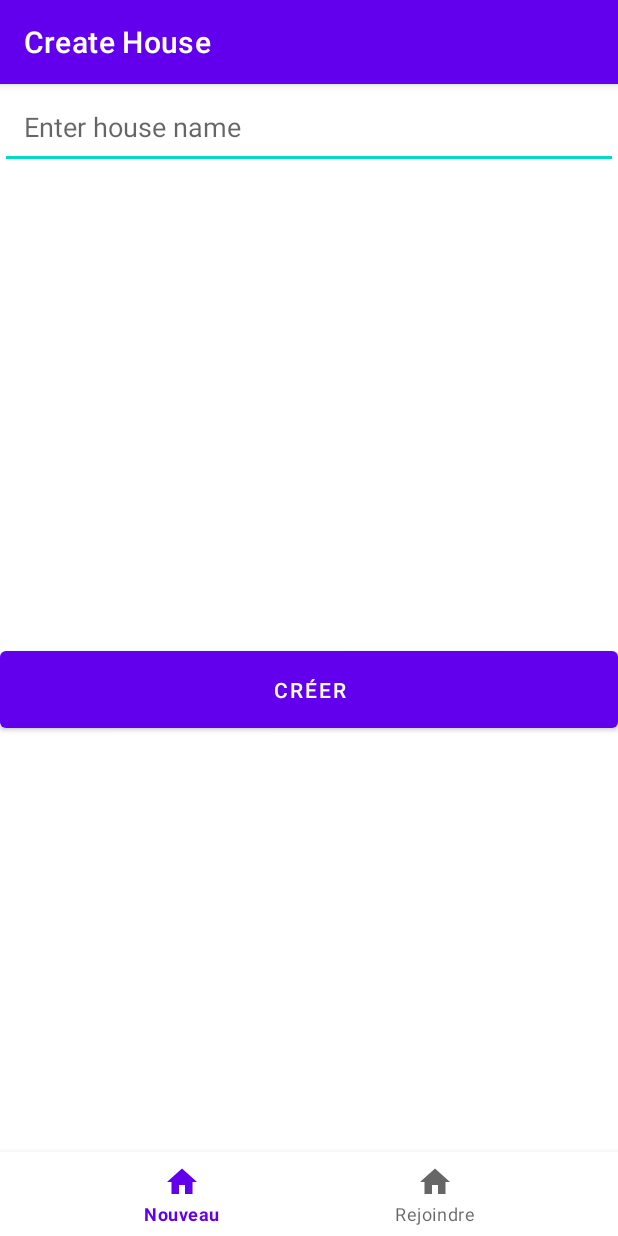
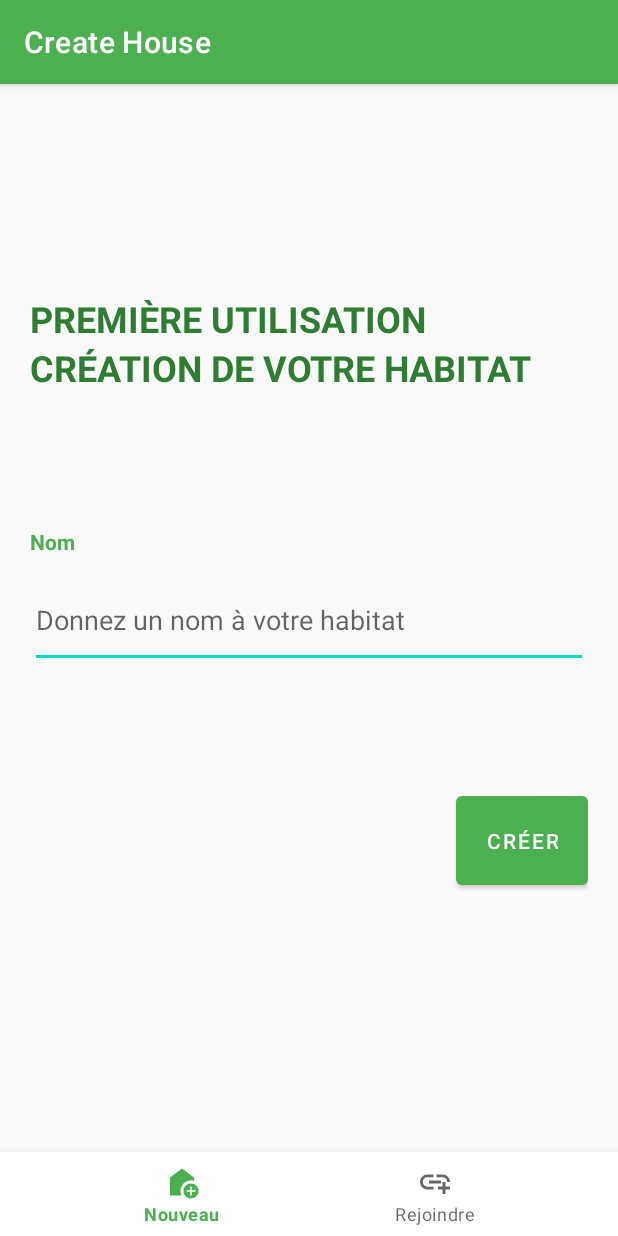
Before and after one commit to nirah-technology/petvet, an Android app: the screen it shows after launch (StartupActivity), on a phone screen of 412 x 824 dp. Run offline under Robolectric (Android 15) with nearby library versions, the phone set to English and light mode, and no system bars; our stand-ins replace navigation-ui; 3 statements that could not run were skipped.

Commit message:
Update Android UI

```diff
--- a/app/src/main/java/io/nirahtech/petvet/MainActivity.java
+++ b/app/src/main/java/io/nirahtech/petvet/MainActivity.java
@@ -27,7 +27,9 @@ public class MainActivity extends AppCompatActivity {
         // Passing each menu ID as a set of Ids because each
         // menu should be considered as top level destinations.
         AppBarConfiguration appBarConfiguration = new AppBarConfiguration.Builder(
-                R.id.navigation_home, R.id.navigation_dashboard, R.id.navigation_notifications)
+                R.id.navigation_home,
+                R.id.navigation_dashboard,
+                R.id.navigation_notifications)
                 .build();
         NavController navController = Navigation.findNavController(this, R.id.nav_host_fragment_activity_main);
         NavigationUI.setupActionBarWithNavController(this, navController, appBarConfiguration);
--- /dev/null
+++ b/app/src/main/res/drawable/baseline_add_home_24.xml
@@ -0,0 +1,7 @@
+<vector xmlns:android="http://schemas.android.com/apk/res/android" android:height="24dp" android:tint="#000000" android:viewportHeight="24" android:viewportWidth="24" android:width="24dp">
+
+    <path android:fillColor="@android:color/white" android:pathData="M18,11c0.7,0 1.37,0.1 2,0.29V9l-8,-6L4,9v12h7.68C11.25,20.09 11,19.08 11,18C11,14.13 14.13,11 18,11z"/>
+
+    <path android:fillColor="@android:color/white" android:pathData="M18,13c-2.76,0 -5,2.24 -5,5s2.24,5 5,5s5,-2.24 5,-5S20.76,13 18,13zM21,18.5h-2.5V21h-1v-2.5H15v-1h2.5V15h1v2.5H21V18.5z"/>
+
+</vector>
--- /dev/null
+++ b/app/src/main/res/drawable/baseline_add_link_24.xml
@@ -0,0 +1,5 @@
+<vector xmlns:android="http://schemas.android.com/apk/res/android" android:height="24dp" android:tint="#000000" android:viewportHeight="24" android:viewportWidth="24" android:width="24dp">
+
+    <path android:fillColor="@android:color/white" android:pathData="M8,11h8v2L8,13zM20.1,12L22,12c0,-2.76 -2.24,-5 -5,-5h-4v1.9h4c1.71,0 3.1,1.39 3.1,3.1zM3.9,12c0,-1.71 1.39,-3.1 3.1,-3.1h4L11,7L7,7c-2.76,0 -5,2.24 -5,5s2.24,5 5,5h4v-1.9L7,15.1c-1.71,0 -3.1,-1.39 -3.1,-3.1zM19,12h-2v3h-3v2h3v3h2v-3h3v-2h-3z"/>
+
+</vector>
--- a/app/src/main/res/layout/fragment_create_new_house.xml
+++ b/app/src/main/res/layout/fragment_create_new_house.xml
@@ -1,27 +1,76 @@
 <?xml version="1.0" encoding="utf-8"?>
-<FrameLayout xmlns:android="http://schemas.android.com/apk/res/android"
+<LinearLayout xmlns:android="http://schemas.android.com/apk/res/android"
     xmlns:tools="http://schemas.android.com/tools"
     android:layout_width="match_parent"
     android:layout_height="match_parent"
+    android:orientation="vertical"
+    android:background="@color/grey_50"
+    android:padding="20dp"
     tools:context=".ui.CreateNewHouseFragment">
 
-    <!-- Zone de texte (EditText) -->
+    <TextView
+        android:id="@+id/textViewTitle"
+        android:layout_width="match_parent"
+        android:layout_height="wrap_content"
+        android:text="Première Utilisation"
+        android:textAllCaps="true"
+        android:layout_marginTop="100dp"
+        android:textSize="24sp"
+        android:paddingTop="20sp"
+        android:textColor="@color/green_800"
+        android:textStyle="bold" />
+
+    <TextView
+        android:id="@+id/textViewSubtitle"
+        android:layout_width="match_parent"
+        android:layout_height="wrap_content"
+        android:text="Création de votre habitat"
+        android:textColor="@color/green_800"
+        android:textAllCaps="true"
+        android:paddingBottom="20sp"
+        android:textSize="24sp"
+        android:textStyle="bold" />
+
+    <TextView
+        android:id="@+id/textViewNameLabel"
+        android:layout_width="match_parent"
+        android:layout_height="wrap_content"
+        android:layout_marginTop="50dp"
+        android:textColor="@color/green_500"
+        android:text="Nom"
+        android:paddingTop="20sp"
+        android:paddingBottom="10sp"
+        android:textSize="14sp"
+        android:textStyle="bold" />
+
     <EditText
         android:id="@+id/editTextHouseName"
         android:layout_width="match_parent"
         android:layout_height="wrap_content"
-        android:hint="Enter house name"
+        android:hint="Donnez un nom à votre habitat"
         android:inputType="text"
-        android:padding="16dp" />
+        android:paddingTop="20sp"
+        android:paddingBottom="20sp"
+        />
 
-    <!-- Bouton pour soumettre -->
+    <TextView
+        android:id="@+id/nameError"
+        android:layout_width="match_parent"
+        android:layout_height="wrap_content"
+        android:textColor="@color/red"
+        android:paddingTop="20sp"
+        android:paddingBottom="10sp"
+        android:textStyle="italic"
+        android:textSize="14sp" />
+
     <Button
         android:id="@+id/buttonSubmit"
-        android:layout_width="match_parent"
+        android:layout_width="wrap_content"
         android:layout_height="wrap_content"
-        android:text="Créer"
-        android:layout_gravity="center"
-        android:layout_marginTop="20dp"
-        android:padding="16dp" />
+        android:layout_gravity="end"
+        android:layout_marginTop="30dp"
 
-</FrameLayout>
+        android:padding="20dp"
+        android:text="Créer" />
+
+</LinearLayout>
--- a/app/src/main/res/menu/startup_bottom_nav_menu.xml
+++ b/app/src/main/res/menu/startup_bottom_nav_menu.xml
@@ -3,12 +3,12 @@
 
     <item
         android:id="@+id/navigation_first_boot_create_house"
-        android:icon="@drawable/ic_home_black_24dp"
+        android:icon="@drawable/baseline_add_home_24"
         android:title="@string/first_boot_menu_create_title" />
 
     <item
         android:id="@+id/navigation_first_boot_join_house"
-        android:icon="@drawable/ic_home_black_24dp"
+        android:icon="@drawable/baseline_add_link_24"
         android:title="@string/first_boot_menu_join_title" />
 
 
--- a/app/src/main/res/values-night/themes.xml
+++ b/app/src/main/res/values-night/themes.xml
@@ -2,8 +2,8 @@
     <!-- Base application theme. -->
     <style name="Theme.PetVet" parent="Theme.MaterialComponents.DayNight.DarkActionBar">
         <!-- Primary brand color. -->
-        <item name="colorPrimary">@color/purple_200</item>
-        <item name="colorPrimaryVariant">@color/purple_700</item>
+        <item name="colorPrimary">@color/green_200</item>
+        <item name="colorPrimaryVariant">@color/green_700</item>
         <item name="colorOnPrimary">@color/black</item>
         <!-- Secondary brand color. -->
         <item name="colorSecondary">@color/teal_200</item>
--- a/app/src/main/res/values/colors.xml
+++ b/app/src/main/res/values/colors.xml
@@ -1,10 +1,38 @@
 <?xml version="1.0" encoding="utf-8"?>
 <resources>
-    <color name="purple_200">#FFBB86FC</color>
-    <color name="purple_500">#FF6200EE</color>
-    <color name="purple_700">#FF3700B3</color>
     <color name="teal_200">#FF03DAC5</color>
     <color name="teal_700">#FF018786</color>
+
     <color name="black">#FF000000</color>
     <color name="white">#FFFFFFFF</color>
+
+    <color name="red">#EF5350</color>
+
+    <color name="green_50">#E8F5E9</color>
+    <color name="green_100">#C8E6C9</color>
+    <color name="green_200">#A5D6A7</color>
+    <color name="green_300">#81C784</color>
+    <color name="green_400">#66BB6A</color>
+    <color name="green_500">#4CAF50</color>
+    <color name="green_600">#43A047</color>
+    <color name="green_700">#388E3C</color>
+    <color name="green_800">#2E7D32</color>
+    <color name="green_900">#1B5E20</color>
+    <color name="green_A100">#B9F6CA</color>
+    <color name="green_A200">#69F0AE</color>
+    <color name="green_A400">#00E676</color>
+    <color name="green_A700">#00C853</color>
+
+
+    <color name="grey_50">#FAFAFA</color>
+    <color name="grey_100">#F5F5F5</color>
+    <color name="grey_200">#EEEEEE</color>
+    <color name="grey_300">#E0E0E0</color>
+    <color name="grey_400">#BDBDBD</color>
+    <color name="grey_500">#9E9E9E</color>
+    <color name="grey_600">#757575</color>
+    <color name="grey_700">#616161</color>
+    <color name="grey_800">#424242</color>
+    <color name="grey_900">#212121</color>
+
 </resources>
--- a/app/src/main/res/values/themes.xml
+++ b/app/src/main/res/values/themes.xml
@@ -2,8 +2,8 @@
     <!-- Base application theme. -->
     <style name="Theme.PetVet" parent="Theme.MaterialComponents.DayNight.DarkActionBar">
         <!-- Primary brand color. -->
-        <item name="colorPrimary">@color/purple_500</item>
-        <item name="colorPrimaryVariant">@color/purple_700</item>
+        <item name="colorPrimary">@color/green_500</item>
+        <item name="colorPrimaryVariant">@color/green_700</item>
         <item name="colorOnPrimary">@color/white</item>
         <!-- Secondary brand color. -->
         <item name="colorSecondary">@color/teal_200</item>
@@ -12,5 +12,7 @@
         <!-- Status bar color. -->
         <item name="android:statusBarColor">?attr/colorPrimaryVariant</item>
         <!-- Customize your theme here. -->
+        <item name="colorError">@color/red</item>
+
     </style>
 </resources>
```
Also changed, not shown: app/build.gradle.kts (+8 -0 lines), app/src/main/java/io/nirahtech/petvet/ui/CreateNewHouseFragment.java (+26 -19 lines), app/src/main/res/drawable/baseline_pets_24.xml (added, +13 -0 lines), app/src/main/res/layout/fragment_join_existing_house.xml (+62 -13 lines).
